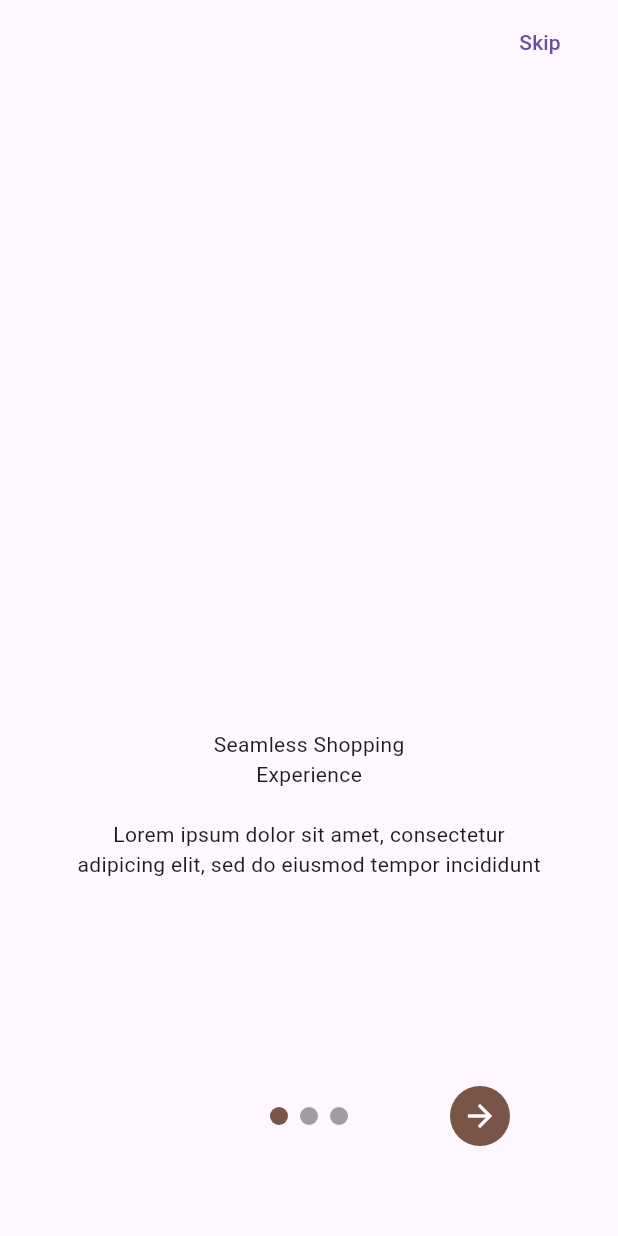
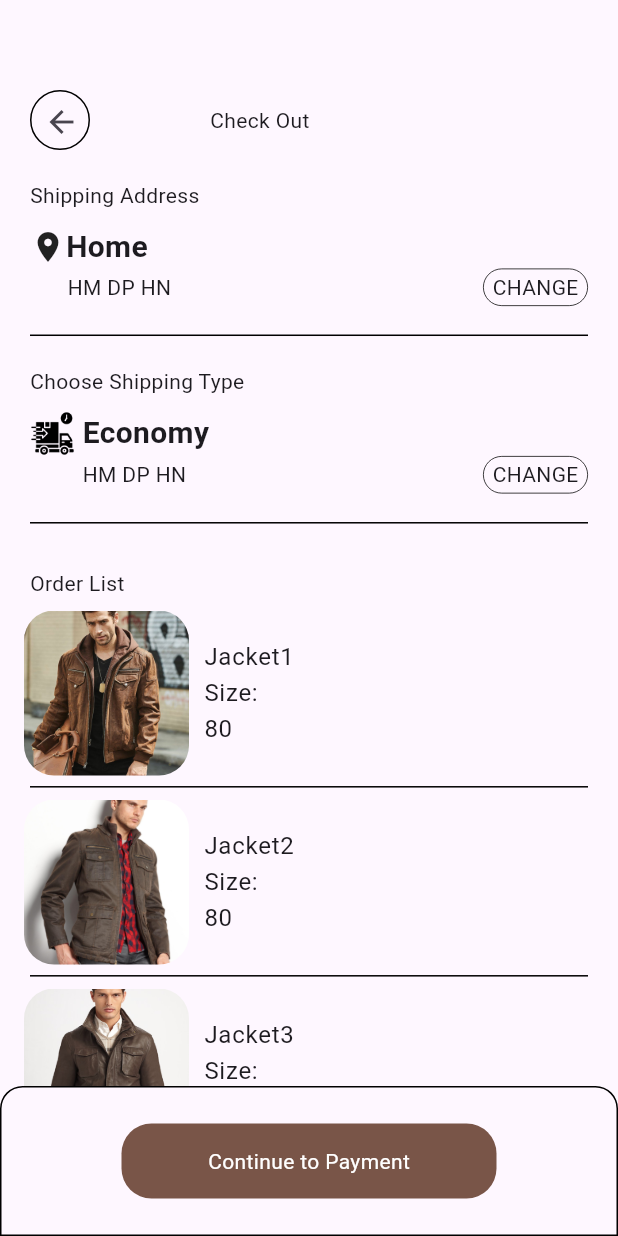
Before and after one commit to BTH02/ecommerce, a Flutter app: the screen it shows after launch, on a phone screen of 412 x 824 dp. Run offline on Flutter 3.47's test engine with Material 3 defaults, Android fonts, the phone set to English and light mode, and no system bars; drawn by our look-alikes of smooth_page_indicator; our stand-ins replace animated_bottom_navigation_bar.

Commit message:
checkout

```diff
--- a/lib/main.dart
+++ b/lib/main.dart
@@ -16,7 +16,7 @@ class _MyAppState extends State<MyApp> {
   @override
   Widget build(BuildContext context) {
     return MaterialApp(
-      initialRoute: Routes.onboard,
+      initialRoute: Routes.checkout,
       routes: Routes.routes,
       debugShowCheckedModeBanner: false,
     );
--- a/lib/routes/routes.dart
+++ b/lib/routes/routes.dart
@@ -10,6 +10,8 @@ import 'package:ecommerce/ui/pages/profile.dart';
 import 'package:ecommerce/ui/pages/sigin.dart';
 import 'package:ecommerce/ui/pages/verifycode.dart';
 import 'package:flutter/material.dart';
+
+import '../ui/09/checkout.dart';
 
 class Routes {
   const Routes._();
@@ -24,6 +26,7 @@ class Routes {
   static const String myCart = '/myCart';
   static const String productDetail = '/productDetail';
   static const String onboard = '/onboard';
+  static const String checkout = '/checkout';
 
   static Map<String, Widget Function(dynamic context)> routes = {
     home: (context) => const HomePage(),
@@ -38,6 +41,7 @@ class Routes {
     productDetail:(context) {
       final arg = (ModalRoute.of(context)?.settings.arguments ?? Product.pure()) as Product;
       return ProductDetail(productItem: arg);
-    }
+    },
+    checkout:(context) => const CheckOut()
   };
 }
--- a/lib/ui/06/homepage.dart
+++ b/lib/ui/06/homepage.dart
@@ -1,8 +1,6 @@
 import 'package:ecommerce/ui/06/producthome.dart';
 import 'package:ecommerce/ui/modal/product.dart';
-import 'package:flutter/cupertino.dart';
 import 'package:flutter/material.dart';
-import 'package:flutter/widgets.dart';
 import 'package:smooth_page_indicator/smooth_page_indicator.dart';
 
 class HomePage extends StatefulWidget {
--- a/lib/ui/07/wishlist.dart
+++ b/lib/ui/07/wishlist.dart
@@ -71,6 +71,7 @@ Widget _buildScroll(String text) {
       decoration: BoxDecoration(
           border: Border.all(width: 1, color: Colors.black),
           borderRadius: const BorderRadius.horizontal(
-              right: Radius.circular(20), left: Radius.circular(20))),
+              right: Radius.circular(20), left: Radius.circular(20))
+      ),
       child: Center(child: Text(text)));
 }
--- /dev/null
+++ b/lib/ui/09/checkout.dart
@@ -0,0 +1,224 @@
+import 'package:flutter/cupertino.dart';
+import 'package:flutter/material.dart';
+
+import '../modal/data.dart';
+
+class CheckOut extends StatefulWidget {
+  const CheckOut({super.key});
+
+  @override
+  State<CheckOut> createState() => _CheckOutState();
+}
+
+class _CheckOutState extends State<CheckOut> {
+  @override
+  Widget build(BuildContext context) {
+    return Scaffold(
+      body: SingleChildScrollView(
+        child: Column(
+          children: [
+            Container(
+              margin: const EdgeInsets.only(left: 20, right: 20),
+              child: Column(
+                crossAxisAlignment: CrossAxisAlignment.start,
+                children: [
+                  const SizedBox(
+                    height: 60,
+                  ),
+                  Row(
+                    children: [
+                      Container(
+                        height: 40,
+                        width: 40,
+                        decoration: BoxDecoration(
+                            borderRadius:
+                                const BorderRadius.all(Radius.circular(50)),
+                            border: Border.all(width: 1, color: Colors.black)),
+                        child: IconButton(
+                            onPressed: () => Navigator.pop(context),
+                            icon: const Icon(Icons.arrow_back)),
+                      ),
+                      const SizedBox(
+                        width: 80,
+                      ),
+                      const Text('Check Out'),
+                    ],
+                  ),
+                  const SizedBox(
+                    height: 20,
+                  ),
+                  const Text('Shipping Address'),
+                  const SizedBox(
+                    height: 10,
+                  ),
+                  const Row(
+                    children: [
+                      Icon(Icons.location_on),
+                      Text(
+                        'Home',
+                        style: TextStyle(
+                            fontSize: 20, fontWeight: FontWeight.bold),
+                      ),
+                    ],
+                  ),
+                  Row(
+                    mainAxisAlignment: MainAxisAlignment.spaceBetween,
+                    children: [
+                      Container(
+                          margin: const EdgeInsets.only(left: 25),
+                          child: const Text('HM DP HN')),
+                      Container(
+                        width: 70,
+                        height: 25,
+                        decoration: BoxDecoration(
+                          borderRadius: const BorderRadius.horizontal(
+                              right: Radius.circular(20),
+                              left: Radius.circular(20)),
+                          border: Border.all(color: Colors.black, width: 0.5),
+                        ),
+                        child: const Center(child: Text('CHANGE')),
+                      )
+                    ],
+                  ),
+                  const SizedBox(
+                    height: 20,
+                  ),
+                  const Divider(
+                    color: Colors.black,
+                    height: 0.01,
+                  ),
+                  const SizedBox(
+                    height: 20,
+                  ),
+                  const Text('Choose Shipping Type'),
+                  const SizedBox(
+                    height: 10,
+                  ),
+                  Row(
+                    children: [
+                      SizedBox(
+                          width: 30,
+                          height: 30,
+                          child: Image.asset('images/ship.png')),
+                      const SizedBox(
+                        width: 5,
+                      ),
+                      const Text(
+                        'Economy',
+                        style: TextStyle(
+                            fontSize: 20, fontWeight: FontWeight.bold),
+                      ),
+                    ],
+                  ),
+                  Row(
+                    mainAxisAlignment: MainAxisAlignment.spaceBetween,
+                    children: [
+                      Container(
+                          margin: const EdgeInsets.only(left: 35),
+                          child: const Text('HM DP HN')),
+                      Container(
+                        width: 70,
+                        height: 25,
+                        decoration: BoxDecoration(
+                          borderRadius: const BorderRadius.horizontal(
+                              right: Radius.circular(20),
+                              left: Radius.circular(20)),
+                          border: Border.all(color: Colors.black, width: 0.5),
+                        ),
+                        child: const Center(child: Text('CHANGE')),
+                      )
+                    ],
+                  ),
+                  const SizedBox(
+                    height: 20,
+                  ),
+                  const Divider(
+                    color: Colors.black,
+                    height: 0.01,
+                  ),
+                  const SizedBox(
+                    height: 30,
+                  ),
+                  const Text('Order List'),
+                ],
+              ),
+            ),
+            ListView.builder(
+              physics: const NeverScrollableScrollPhysics(),
+              shrinkWrap: true,
+              itemCount: productList.length,
+              itemBuilder: (context, index) {
+                final product = productList[index];
+                return Column(
+                  children: [
+                    ListTile(
+                      title: Row(
+                        children: [
+                          SizedBox(
+                            width: 110,
+                            height: 110,
+                            child: ClipRRect(
+                              borderRadius: const BorderRadius.horizontal(
+                                  left: Radius.circular(20),
+                                  right: Radius.circular(20)),
+                              child: Image.asset(
+                                product.pathImage,
+                                fit: BoxFit.cover,
+                              ),
+                            ),
+                          ),
+                          const SizedBox(
+                            width: 10,
+                          ),
+                          Column(
+                            crossAxisAlignment: CrossAxisAlignment.start,
+                            children: [
+                              Text(product.name),
+                              const Text('Size:'),
+                              Row(
+                                children: [
+                                  Text(product.price.toString()),
+                                  const SizedBox(
+                                    width: 70,
+                                  ),
+                                ],
+                              ),
+                            ],
+                          ),
+                        ],
+                      ),
+                    ),
+                    const Divider(
+                      color: Colors.black,
+                      height: 0.01,
+                      endIndent: 20,
+                      indent: 20,
+                    ),
+                  ],
+                );
+              },
+            )
+          ],
+        ),
+      ),
+      bottomNavigationBar: Container(
+        height: 100,
+        decoration: BoxDecoration(
+            border: Border.all(width: 1, color: Colors.black),
+            borderRadius: const BorderRadius.only(
+                topRight: Radius.circular(15), topLeft: Radius.circular(15))),
+        child: Center(
+          child: Container(
+            width: 250,
+            height: 50,
+            decoration: const BoxDecoration(
+              color: Colors.brown,
+                borderRadius: BorderRadius.horizontal(
+                    left: Radius.circular(20), right: Radius.circular(20))),
+            child: const Center(child: Text('Continue to Payment',style: TextStyle(color: Colors.white),)),
+          ),
+        ),
+      ),
+    );
+  }
+}
```
Also changed, not shown: images/ship.png (added).
